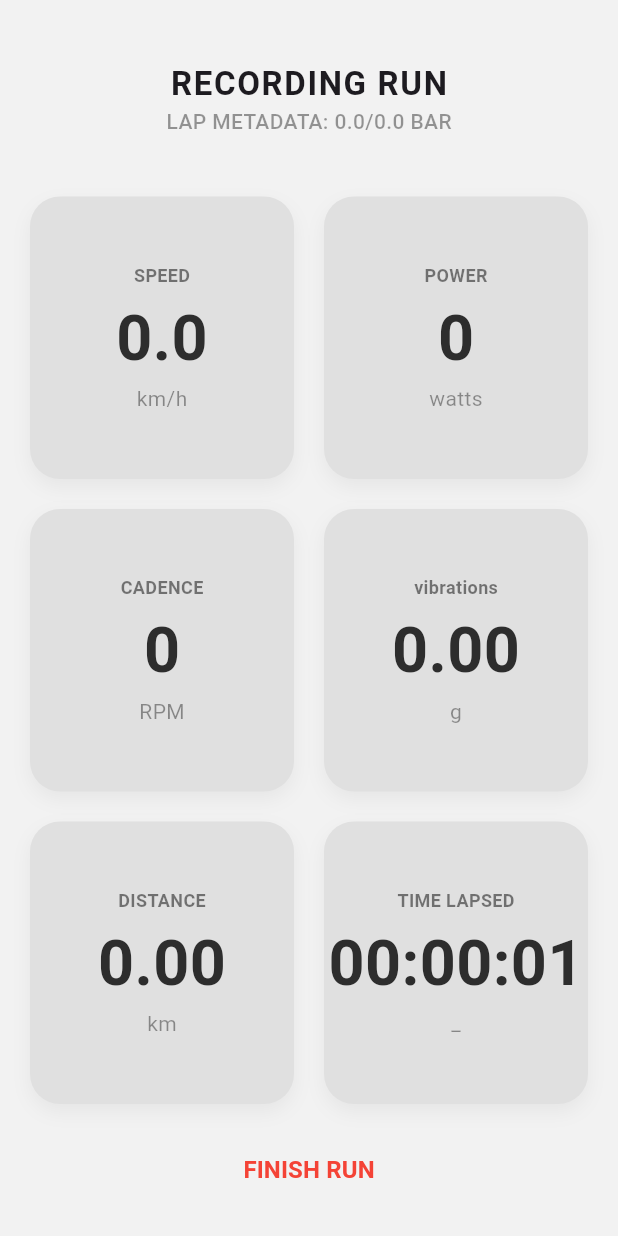
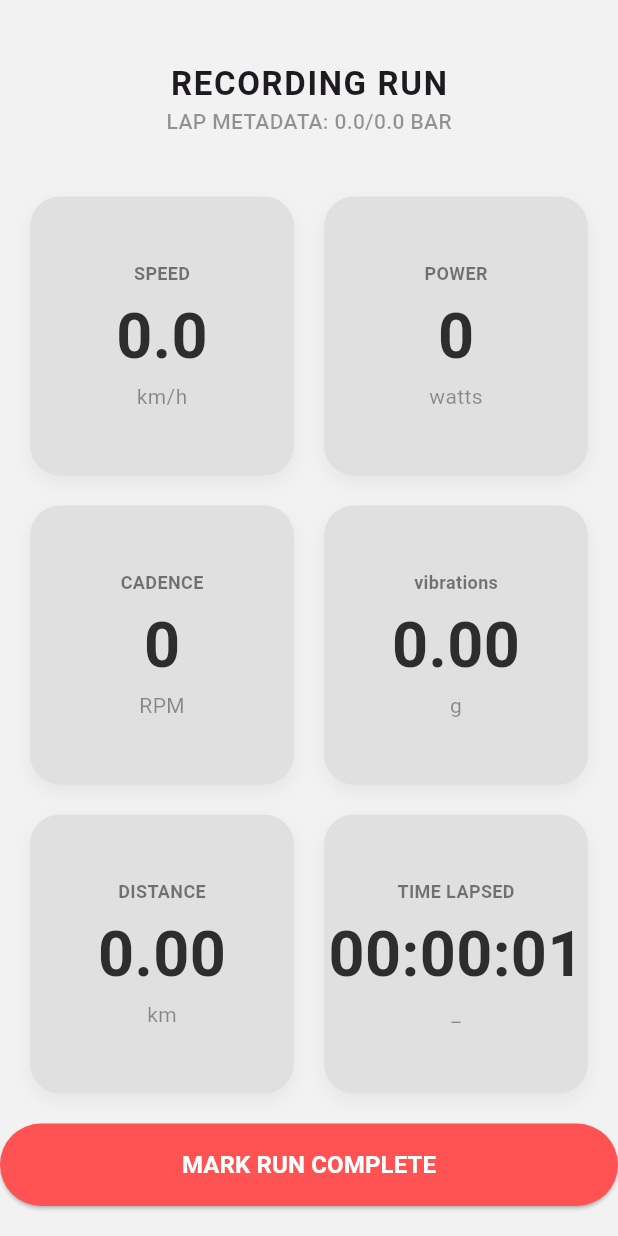
Before and after one commit to abramovychmax-cpu/under-preassure-tyre, a Flutter app: the RecordingPage screen opened directly with empty values, on a phone screen of 412 x 824 dp. Run offline on Flutter 3.47's test engine with Material 3 defaults, Android fonts, the phone set to English and light mode, and no system bars; our stand-ins replace fl_chart, flutter_blue_plus, geolocator, sensors_plus, shared_preferences, wakelock_plus; missing offline and left inert: fit_tool; accounts and stored records are empty; statements that could not run were skipped.

Commit message:
RecordingPage: remove stopRecordingSession call to support continuous multi-lap files, rename button to MARK RUN COMPLETE

```diff
--- a/lib/recording_page.dart
+++ b/lib/recording_page.dart
@@ -152,15 +152,25 @@ class _RecordingPageState extends State<RecordingPage> {
 
             const SizedBox(height: 10),
 
-            TextButton(
-              onPressed: () async {
-                final nav = Navigator.of(context);
-                await _sensorService.stopRecordingSession();
-                if (mounted) nav.pop(true);
-              },
-              child: const Text(
-                'FINISH RUN',
-                style: TextStyle(color: Colors.red, fontWeight: FontWeight.bold, fontSize: 16),
+            SizedBox(
+              width: double.infinity,
+              height: 55,
+              child: ElevatedButton(
+                style: ElevatedButton.styleFrom(
+                  backgroundColor: Colors.redAccent,
+                  foregroundColor: Colors.white,
+                  shape: RoundedRectangleBorder(borderRadius: BorderRadius.circular(30)),
+                ),
+                onPressed: () {
+                  // Just pop. The recording session continues in the background (Wait State)
+                  // The next run will trigger a new Lap.
+                  // The final "Fishish and Calculate" on the input page will stop the session.
+                  Navigator.of(context).pop(true);
+                },
+                child: const Text(
+                  'MARK RUN COMPLETE',
+                  style: TextStyle(fontWeight: FontWeight.bold, fontSize: 16),
+                ),
               ),
             ),
             const SizedBox(height: 20),
```
